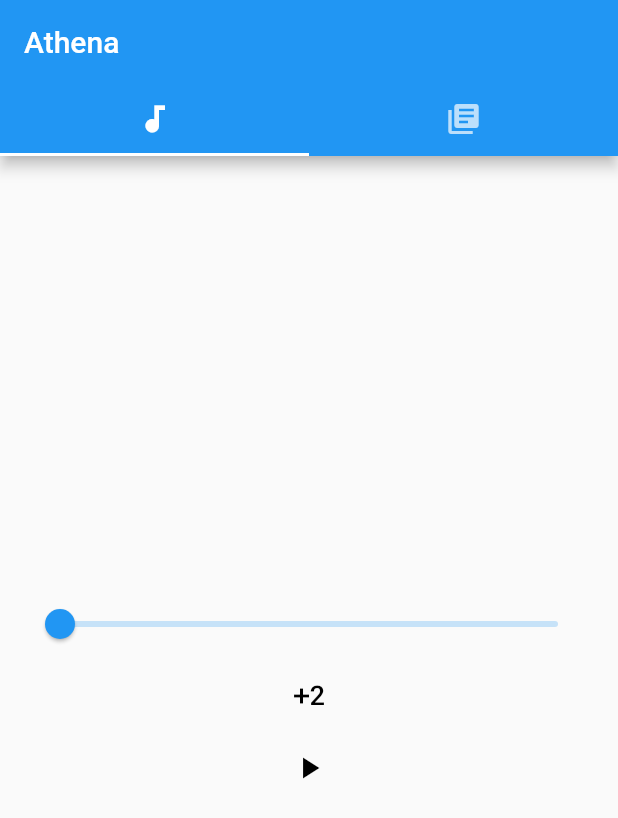
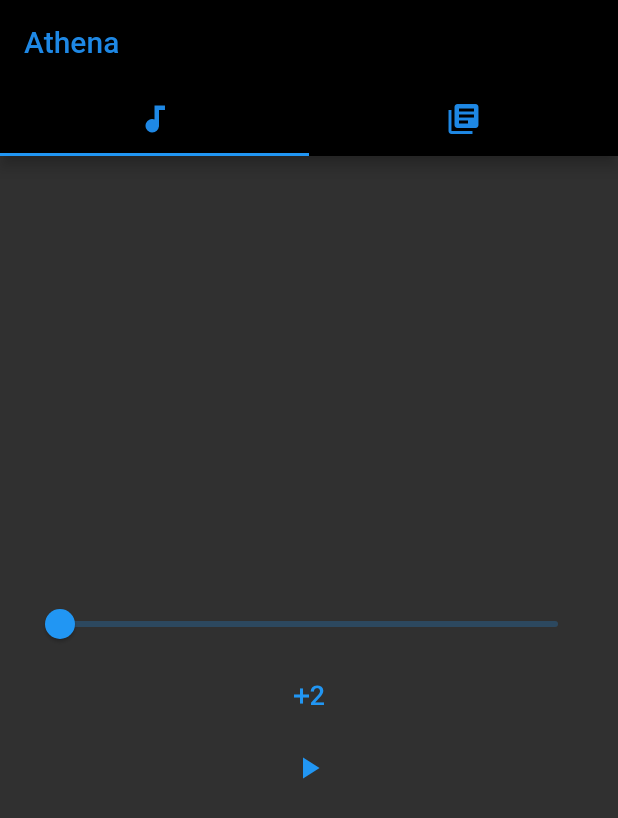
Before and after one commit to Potolski/Athena, a Flutter app: the screen it shows after launch, on a phone screen of 412 x 824 dp. Shown: the top 818 px of the screen. Run offline on Flutter 3.47's test engine with Material 2 defaults, Android fonts, the phone set to English and light mode, and no system bars; our stand-ins replace audioplayers, permission_handler; missing offline and left inert: folder_picker.

Commit message:
Adds dark theme

```diff
--- a/lib/components/audioBtn.dart
+++ b/lib/components/audioBtn.dart
@@ -12,7 +12,6 @@
         minWidth: 60.0,
         child: IconButton(
           icon: Icon(iconData),
-          color: Colors.black,
           onPressed: () {
             onPressed();
           },
--- a/lib/main.dart
+++ b/lib/main.dart
@@ -9,7 +9,11 @@
     return MaterialApp(
         title: 'Flutter WebView',
         theme: ThemeData(
-          primarySwatch: Colors.blue,
+          primaryColor: Colors.teal,
+          scaffoldBackgroundColor: Colors.grey[850],
+          iconTheme: IconThemeData(
+            color :  Colors.blue[500],
+          ),
         ),
         home: HomePage());
   }
--- a/lib/views/homePage.dart
+++ b/lib/views/homePage.dart
@@ -11,13 +11,16 @@
       length: 2,
       child: Scaffold(
         appBar: AppBar(
+        backgroundColor: Colors.black,
           bottom: TabBar(
             tabs: [
-              Tab(icon: Icon(Icons.audiotrack)),
-              Tab(icon: Icon(Icons.library_books)),
+              Tab(icon: Icon(Icons.audiotrack, color: Colors.blue[600])),
+              Tab(icon: Icon(Icons.library_books, color: Colors.blue[600])),
             ],
           ),
-          title: Text('Athena'),
+          title: Text('Athena', style: TextStyle(
+              color: Colors.blue[600],
+          )),
         ),
         body: TabBarView(
           children: [
```
